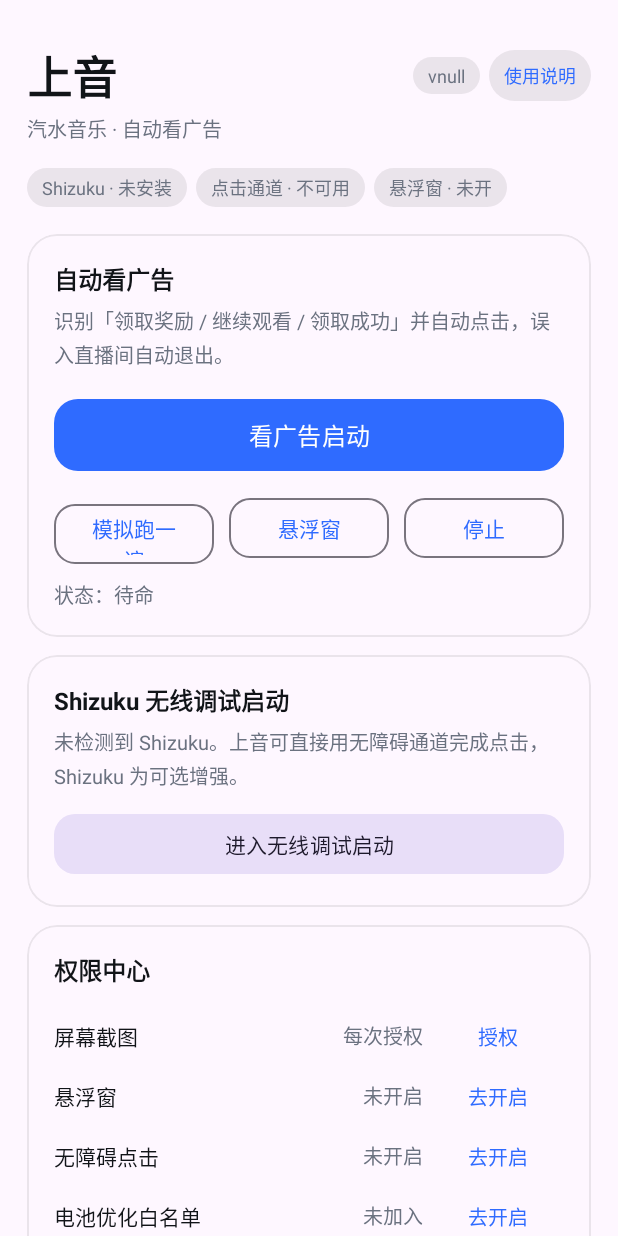
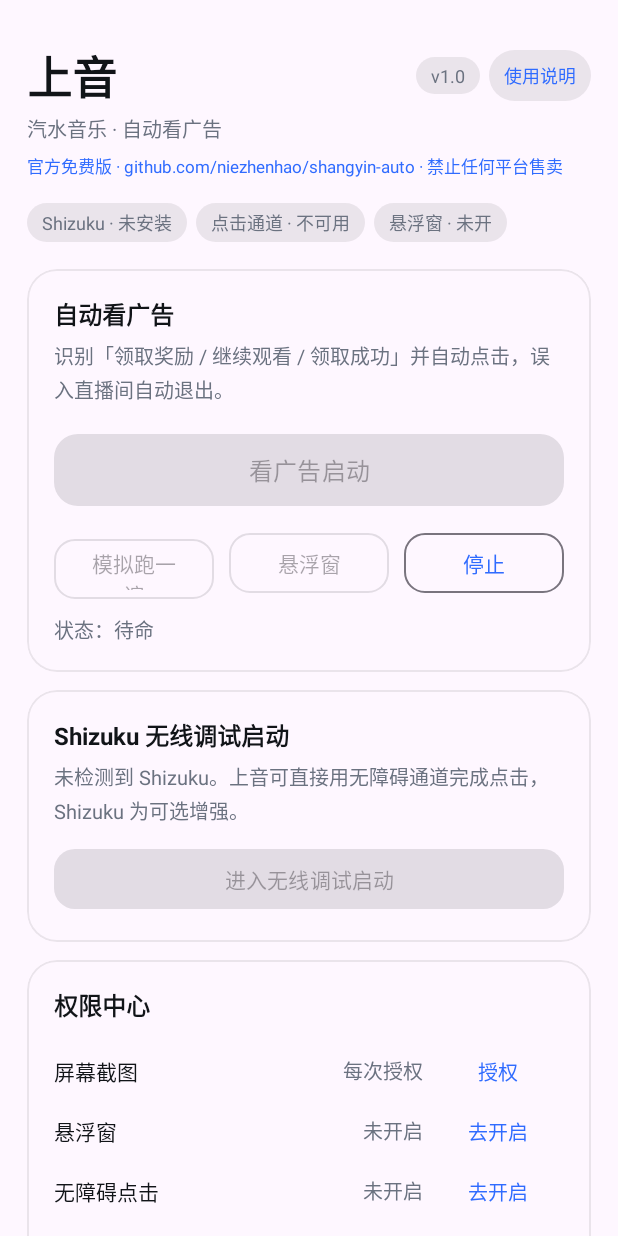
Before and after one commit to niezhenhao/shangyin-auto, an Android app: the screen it shows after launch (MainActivity), on a phone screen of 412 x 824 dp. Run offline under Robolectric (Android 15) with nearby library versions, the phone set to English and light mode, and no system bars; libraries missing offline, so code that uses them is left out: rikka.shizuku; 1 statement that could not run was skipped.

Commit message:
feat(anti-piracy): 新增防盗版校验，非官方重签名包一律拦截

```diff
--- a/app/build.gradle.kts
+++ b/app/build.gradle.kts
@@ -23,8 +23,8 @@ android {
         applicationId = "com.shangyin.auto"
         minSdk = 26
         targetSdk = 34
-        versionCode = 20
-        versionName = "2.0.0"
+        versionCode = 21
+        versionName = "2.1.0"
     }
 
     signingConfigs {
--- a/app/src/main/java/com/shangyin/auto/MainActivity.kt
+++ b/app/src/main/java/com/shangyin/auto/MainActivity.kt
@@ -20,6 +20,7 @@ import com.shangyin.auto.core.RunnerState
 import com.shangyin.auto.databinding.ActivityMainBinding
 import com.shangyin.auto.service.AutoService
 import com.shangyin.auto.ui.GuideDialog
+import com.shangyin.auto.util.IntegrityGuard
 import com.shangyin.auto.util.LogBus
 import com.shangyin.auto.util.ShizukuUtil
 import kotlinx.coroutines.launch
@@ -80,6 +81,15 @@ class MainActivity : AppCompatActivity() {
         super.onCreate(savedInstanceState)
         b = ActivityMainBinding.inflate(layoutInflater)
         setContentView(b.root)
+
+        // 防盗版：签名 / 包名 / 注入痕迹校验，非官方版本直接拦截
+        val verdict = IntegrityGuard.check(this)
+        if (!verdict.ok) {
+            blockNonOfficial(verdict.reason)
+            return
+        }
+
+        b.tvOfficial.setOnClickListener { openOfficialHome() }
 
         b.tvVersion.text = "v" + runCatching {
             packageManager.getPackageInfo(packageName, 0).versionName
@@ -368,4 +378,38 @@ class MainActivity : AppCompatActivity() {
         }
         LogBus.warn("还需开启：${missing.joinToString("、")}")
     }
+
+    /** 非官方版本：禁用全部入口并弹窗引导获取正版 */
+    private fun blockNonOfficial(reason: String) {
+        runCatching {
+            b.btnRun.isEnabled = false
+            b.btnSimulate.isEnabled = false
+            b.btnFloat.isEnabled = false
+            b.btnWireless.isEnabled = false
+        }
+        LogBus.error("完整性校验失败：$reason")
+
+        AlertDialog.Builder(this)
+            .setTitle(R.string.piracy_title)
+            .setMessage(
+                "$reason\n\n上音是作者免费发布的软件，官方唯一地址：\n${IntegrityGuard.OFFICIAL_HOME}\n\n" +
+                    "如果你是在闲鱼、淘宝等平台花钱买到的，请立即申请退款并向平台举报卖家。"
+            )
+            .setCancelable(false)
+            .setPositiveButton("获取官方版本") { _, _ ->
+                openOfficialHome()
+                finish()
+            }
+            .setNegativeButton("退出") { _, _ -> finish() }
+            .show()
+    }
+
+    /** 打开官方发布页 */
+    private fun openOfficialHome() {
+        runCatching {
+            startActivity(Intent(Intent.ACTION_VIEW, Uri.parse(IntegrityGuard.OFFICIAL_HOME)))
+        }.onFailure {
+            Toast.makeText(this, IntegrityGuard.OFFICIAL_HOME, Toast.LENGTH_LONG).show()
+        }
+    }
 }
--- /dev/null
+++ b/app/src/main/java/com/shangyin/auto/util/IntegrityGuard.kt
@@ -0,0 +1,125 @@
+package com.shangyin.auto.util
+
+import android.content.Context
+import android.content.pm.ApplicationInfo
+import android.content.pm.PackageInfo
+import android.content.pm.PackageManager
+import android.os.Build
+import android.os.Debug
+import java.io.File
+import java.security.MessageDigest
+
+/**
+ * 上音 · 官方版本完整性校验（防盗版）。
+ *
+ * 核心逻辑：任何对 APK 的改动（改代码、换包名、反编译后二次打包）都必须重新签名，
+ * 因此校验「安装包签名证书指纹」即可把非官方重打包版本挡在启动流程之外。
+ * 另外附加调试器 / 注入框架（Frida、Xposed、LSPatch 等）痕迹检测，
+ * 防止有人在不重签名的前提下动态 Hook 绕过校验。
+ */
+object IntegrityGuard {
+
+    /** 官方仓库地址，用于引导用户获取正版 */
+    const val OFFICIAL_HOME = "https://github.com/niezhenhao/shangyin-auto"
+
+    /** 官方包名，改包名共存版同样视为非官方 */
+    private const val OFFICIAL_PACKAGE = "com.shangyin.auto"
+
+    /** 官方签名证书 SHA-256 白名单（release 与 debug 各一枚） */
+    private val OFFICIAL_CERT_SHA256 = setOf(
+        "217C51D9867CF761F05A1486BE42A38387E889712AA0FFCAA566275F7A51180E",
+        "180FA92D21E1B72D1163CA82F609FC83D50070CD238D4CA7FD419D9D90C29E09"
+    )
+
+    /** 常见注入框架落地文件 */
+    private val HOOK_FILES = listOf(
+        "/data/local/tmp/frida-server",
+        "/data/local/tmp/re.frida.server",
+        "/data/local/tmp/frida-server-16.0.0",
+        "/data/local/tmp/xposed",
+        "/data/local/tmp/lspatch",
+        "/sdcard/frida-server"
+    )
+
+    /** /proc/self/maps 中出现的注入库特征 */
+    private val HOOK_SO = listOf(
+        "frida", "xposed", "lspatch", "libsubstrate", "edxposed", "libriru", "riru"
+    )
+
+    data class Verdict(val ok: Boolean, val reason: String)
+
+    /** 执行全部校验，返回是否可信及不可信原因 */
+    fun check(ctx: Context): Verdict {
+        if (ctx.packageName != OFFICIAL_PACKAGE) {
+            return Verdict(false, "安装包已被改名（当前包名 " + ctx.packageName + "），非官方发布版本")
+        }
+
+        val cert = signerSha256(ctx)
+            ?: return Verdict(false, "无法读取安装包签名信息")
+        if (cert !in OFFICIAL_CERT_SHA256) {
+            return Verdict(false, "安装包签名与官方版本不一致（已被二次打包或重签名）")
+        }
+
+        if (isHooked(ctx)) {
+            return Verdict(false, "检测到调试或注入框架痕迹（Frida / Xposed / LSPatch）")
+        }
+
+        return Verdict(true, "")
+    }
+
+    /** 读取当前安装包签名证书的 SHA-256（大写十六进制） */
+    private fun signerSha256(ctx: Context): String? = runCatching {
+        val pm = ctx.packageManager
+        val info: PackageInfo = if (Build.VERSION.SDK_INT >= 33) {
+            pm.getPackageInfo(
+                ctx.packageName,
+                PackageManager.PackageInfoFlags.of(PackageManager.GET_SIGNING_CERTIFICATES.toLong())
+            )
+        } else {
+            @Suppress("DEPRECATION")
+            pm.getPackageInfo(ctx.packageName, PackageManager.GET_SIGNING_CERTIFICATES)
+        }
+
+        val bytes: ByteArray? = if (Build.VERSION.SDK_INT >= 28) {
+            info.signingInfo?.apkContentsSigners?.firstOrNull()?.toByteArray()
+        } else {
+            @Suppress("DEPRECATION")
+            info.signatures?.firstOrNull()?.toByteArray()
+        }
+        bytes?.let { sha256Hex(it) }
+    }.getOrNull()
+
+    private fun sha256Hex(data: ByteArray): String {
+        val md = MessageDigest.getInstance("SHA-256")
+        val digest = md.digest(data)
+        val sb = StringBuilder(digest.size * 2)
+        for (b in digest) {
+            val v = b.toInt() and 0xFF
+            sb.append(Character.forDigit(v shr 4, 16))
+            sb.append(Character.forDigit(v and 0x0F, 16))
+        }
+        return sb.toString().uppercase()
+    }
+
+    /** 调试器 / 注入框架痕迹检测 */
+    private fun isHooked(ctx: Context): Boolean {
+        // 可调试包本身不拦调试器，方便本人开发调试
+        val debuggable = (ctx.applicationInfo.flags and ApplicationInfo.FLAG_DEBUGGABLE) != 0
+        if (!debuggable && (Debug.isDebuggerConnected() || Debug.waitingForDebugger())) return true
+
+        for (path in HOOK_FILES) {
+            val exists = runCatching { File(path).exists() }.getOrDefault(false)
+            if (exists) return true
+        }
+
+        val maps = runCatching { File("/proc/self/maps").readLines() }.getOrDefault(emptyList())
+        if (maps.isEmpty()) return false
+        for (line in maps) {
+            val lower = line.lowercase()
+            for (key in HOOK_SO) {
+                if (lower.contains(key)) return true
+            }
+        }
+        return false
+    }
+}
--- a/app/src/main/res/layout/activity_main.xml
+++ b/app/src/main/res/layout/activity_main.xml
@@ -57,6 +57,16 @@
             android:text="@string/subtitle"
             android:textColor="@color/ink_secondary"
             android:textSize="13sp" />
+
+        <!-- 官方来源水印：任何人不得在电商/二手平台售卖 -->
+        <TextView
+            android:id="@+id/tvOfficial"
+            android:layout_width="wrap_content"
+            android:layout_height="wrap_content"
+            android:layout_marginTop="6dp"
+            android:text="@string/official_mark"
+            android:textColor="@color/brand"
+            android:textSize="11sp" />
 
         <LinearLayout
             android:layout_width="match_parent"
--- a/app/src/main/res/values/strings.xml
+++ b/app/src/main/res/values/strings.xml
@@ -18,4 +18,7 @@
     <string name="perm_battery">电池优化白名单</string>
 
     <string name="log_title">运行日志</string>
+    <string name="official_mark">官方免费版 · github.com/niezhenhao/shangyin-auto · 禁止任何平台售卖</string>
+    <string name="official_mark_short">上音 官方免费版 · 禁止售卖</string>
+    <string name="piracy_title">非官方版本，已停止运行</string>
 </resources>
```
Also changed, not shown: app/src/main/java/com/shangyin/auto/service/AutoService.kt (+9 -0 lines), app/src/main/res/layout/dialog_guide.xml (+14 -0 lines), app/src/main/res/layout/view_floating.xml (+10 -0 lines), 2 other files.
